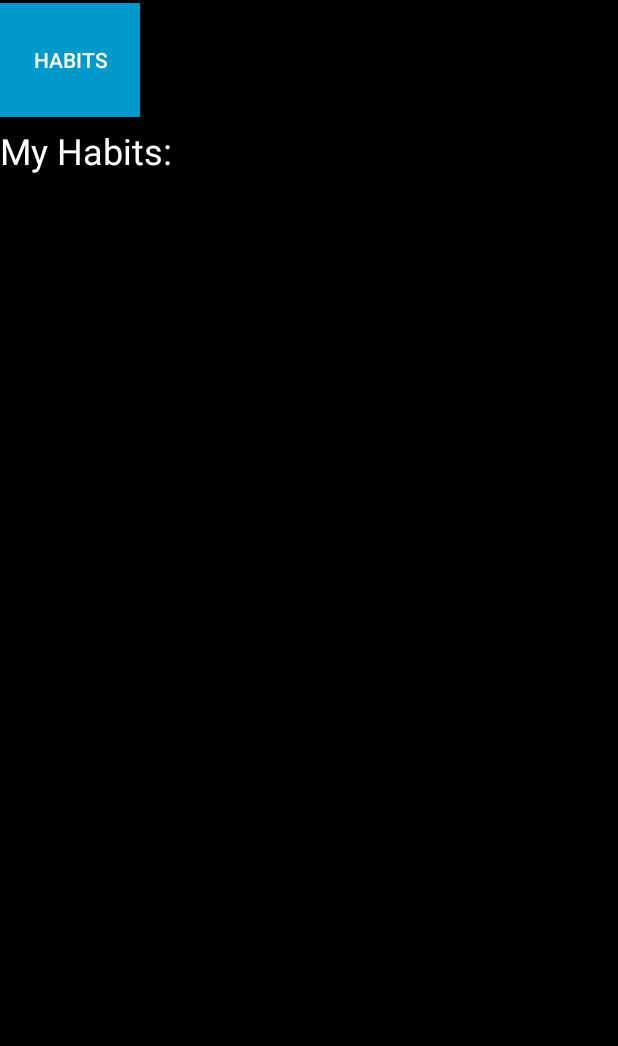
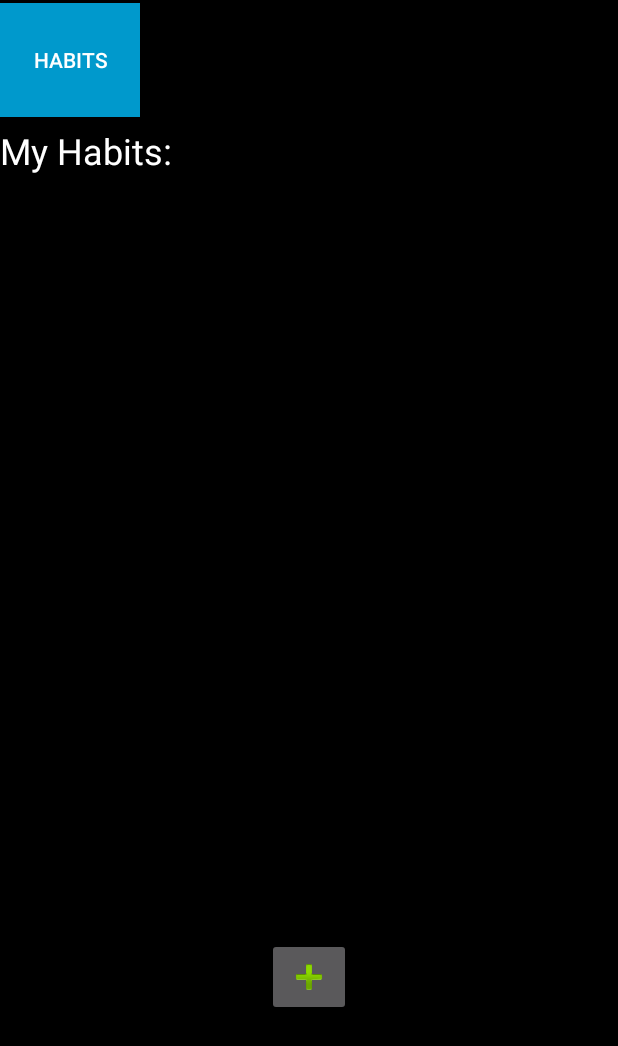
Before and after one commit to CMPUT301F17T17/Habitizer, an Android app: the layout habit_tab.xml on its own in the app's theme, with its tools: preview values and no code run, on a phone screen of 412 x 824 dp. Shown: the top 1046 px of the screen. Run offline under Robolectric (Android 15) with nearby library versions, the phone set to English and light mode, and no system bars.

```diff
--- a/app/src/main/res/layout/habit_tab.xml
+++ b/app/src/main/res/layout/habit_tab.xml
@@ -14,21 +14,21 @@
         android:background="@android:color/darker_gray"
         android:text="Social"
         android:textColor="@android:color/black"
-        app:layout_constraintBaseline_toBaselineOf="@+id/feed_button"
+        app:layout_constraintBaseline_toBaselineOf="@+id/habit_feed_button"
         tools:layout_editor_absoluteX="186dp" />
 
     <Button
-        android:id="@+id/feed_button"
+        android:id="@+id/habit_feed_button"
         android:layout_width="93dp"
         android:layout_height="76dp"
         android:background="@android:color/darker_gray"
         android:text="Feed"
         android:textColor="@android:color/black"
-        app:layout_constraintBaseline_toBaselineOf="@+id/button"
+        app:layout_constraintBaseline_toBaselineOf="@+id/habit_tab_button"
         tools:layout_editor_absoluteX="93dp" />
 
     <Button
-        android:id="@+id/button"
+        android:id="@+id/habit_tab_button"
         android:layout_width="93dp"
         android:layout_height="76dp"
         android:background="@android:color/holo_blue_dark"
@@ -38,20 +38,6 @@
         app:layout_constraintTop_toTopOf="parent"
         android:layout_marginTop="2dp" />
 
-
-    <ListView
-        android:id="@+id/habits_listview"
-        android:layout_width="366dp"
-        android:layout_height="316dp"
-        android:layout_marginBottom="8dp"
-        android:layout_marginLeft="8dp"
-        android:layout_marginRight="8dp"
-        android:layout_marginTop="8dp"
-        app:layout_constraintBottom_toBottomOf="parent"
-        app:layout_constraintLeft_toLeftOf="parent"
-        app:layout_constraintRight_toRightOf="parent"
-        app:layout_constraintTop_toTopOf="parent"
-        app:layout_constraintVertical_bias="0.703" />
 
     <TextView
         android:id="@+id/textView"
@@ -64,4 +50,30 @@
         app:layout_constraintTop_toTopOf="parent"
         tools:layout_editor_absoluteX="0dp" />
 
+    <ListView
+        android:id="@+id/habits_listview"
+        android:layout_width="370dp"
+        android:layout_height="336dp"
+        android:layout_marginLeft="8dp"
+        android:layout_marginRight="8dp"
+        app:layout_constraintHorizontal_bias="1.0"
+        app:layout_constraintLeft_toLeftOf="parent"
+        app:layout_constraintRight_toRightOf="parent"
+        android:layout_marginTop="8dp"
+        app:layout_constraintTop_toBottomOf="@+id/textView" />
+
+    <ImageButton
+        android:id="@+id/add_habit_button"
+        android:layout_width="wrap_content"
+        android:layout_height="wrap_content"
+        android:layout_marginBottom="8dp"
+        android:layout_marginLeft="8dp"
+        android:layout_marginRight="8dp"
+        android:layout_marginTop="8dp"
+        app:layout_constraintBottom_toBottomOf="parent"
+        app:layout_constraintLeft_toLeftOf="parent"
+        app:layout_constraintRight_toRightOf="parent"
+        app:layout_constraintTop_toBottomOf="@+id/habits_listview"
+        app:srcCompat="@android:drawable/ic_input_add" />
+
 </android.support.constraint.ConstraintLayout>
```
Also changed, not shown: app/src/main/java/ssmad/habitizer/AddHabitActivity.java (added, +15 -0 lines), app/src/main/java/ssmad/habitizer/AddHabitEventActivity.java (added, +15 -0 lines), app/src/main/res/layout/add_habit.xml (added, +10 -0 lines), app/src/main/res/layout/add_habit_event.xml (added, +10 -0 lines), 5 other files.
